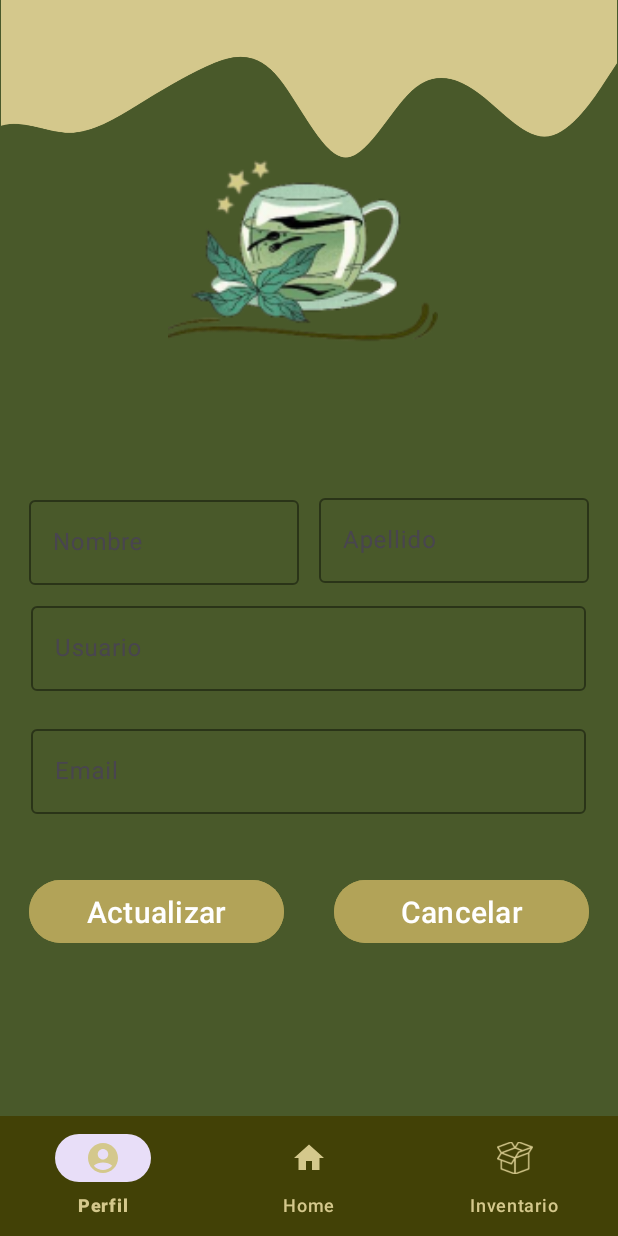
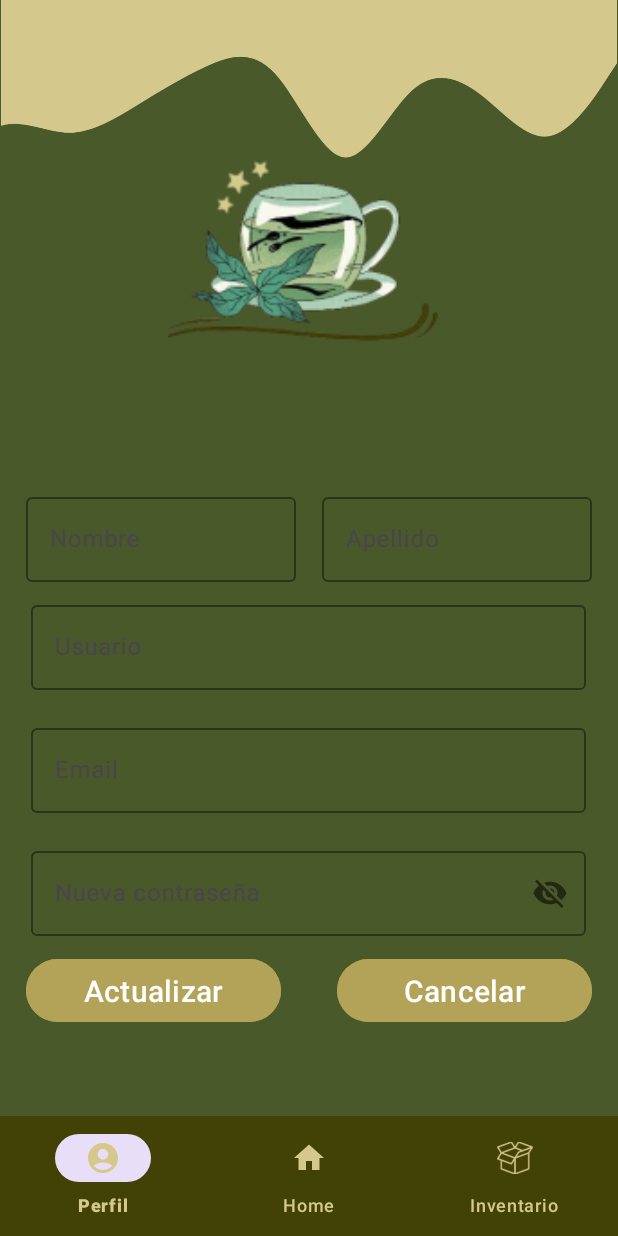
Before and after one commit to rmtai/MatchaStock, an Android app: the UserEditFragment screen opened through its navigation route, on a phone screen of 412 x 824 dp. Run offline under Robolectric (Android 15) with nearby library versions, the phone set to English and light mode, and no system bars.

Commit message:
Mejorando el UserEdit

```diff
--- a/app/src/main/res/layout/fragment_user_edit.xml
+++ b/app/src/main/res/layout/fragment_user_edit.xml
@@ -8,11 +8,6 @@
     android:orientation="vertical"
     tools:context=".UserEditFragment">
 
-
-    <TextView
-        android:layout_width="match_parent"
-        android:layout_height="match_parent"
-        android:text="" />
 
     <ImageView
         android:id="@+id/ivWave"
@@ -40,7 +35,7 @@
         android:layout_width="0dp"
         android:layout_height="390dp"
         android:orientation="vertical"
-        android:padding="19dp"
+        android:padding="17dp"
         app:layout_constraintBottom_toTopOf="@id/bottom_nav"
         app:layout_constraintEnd_toEndOf="parent"
         app:layout_constraintStart_toStartOf="parent"
@@ -54,7 +49,7 @@
             android:layout_marginTop="10dp"
             app:boxStrokeColor="@color/second_color" >
 
-            <EditText
+            <com.google.android.material.textfield.TextInputEditText
                 android:id="@+id/etName"
                 android:layout_width="180dp"
                 android:layout_height="match_parent"
@@ -70,10 +65,10 @@
             android:layout_height="wrap_content"
             android:layout_gravity="right"
             android:layout_margin="-60dp"
-            android:layout_marginTop="-63dp"
+            android:layout_marginTop="-62dp"
             app:boxStrokeColor="@color/second_color" >
 
-            <EditText
+            <com.google.android.material.textfield.TextInputEditText
                 android:id="@+id/etApell"
                 android:layout_width="180dp"
                 android:layout_height="match_parent"
@@ -92,7 +87,7 @@
             android:layout_marginTop="10dp"
             app:boxStrokeColor="@color/second_color" >
 
-            <EditText
+            <com.google.android.material.textfield.TextInputEditText
                 android:id="@+id/etUsername"
                 android:layout_width="match_parent"
                 android:layout_height="match_parent"
@@ -111,7 +106,7 @@
             android:layout_marginTop="10dp"
             app:boxStrokeColor="@color/second_color" >
 
-            <EditText
+            <com.google.android.material.textfield.TextInputEditText
                 android:id="@+id/etEmail"
                 android:layout_width="match_parent"
                 android:layout_height="match_parent"
@@ -122,12 +117,32 @@
                 android:textColorHint="@color/second_color" />
         </com.google.android.material.textfield.TextInputLayout>
 
+        <com.google.android.material.textfield.TextInputLayout
+            android:layout_width="370dp"
+            android:layout_height="wrap_content"
+            android:layout_gravity="center"
+            android:layout_margin="10dp"
+            android:layout_marginTop="10dp"
+            app:boxStrokeColor="@color/second_color"
+            app:passwordToggleEnabled="true" >
+
+            <com.google.android.material.textfield.TextInputEditText
+                android:id="@+id/etContraseña"
+                android:layout_width="match_parent"
+                android:layout_height="match_parent"
+                android:drawablePadding="12dp"
+                android:ems="10"
+                android:hint="@string/nueva_contraseña"
+                android:textColor="@color/second_color"
+                android:textColorHint="@color/second_color" />
+        </com.google.android.material.textfield.TextInputLayout>
+
         <Button
             android:id="@+id/btnActUser"
             android:layout_width="170dp"
             android:layout_height="50dp"
             android:layout_gravity="left"
-            android:layout_marginTop="30dp"
+            android:layout_marginTop="1dp"
             android:backgroundTint="@color/btn_color"
             android:text="@string/btn_actualizar"
             android:textSize="20sp" />
```
